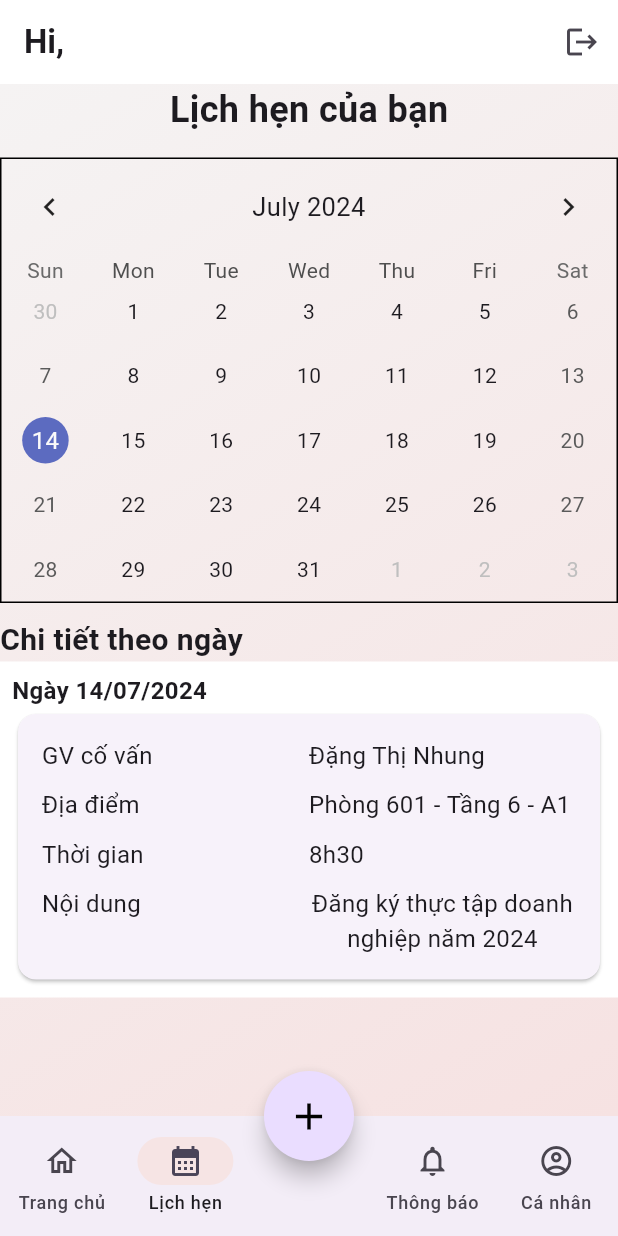
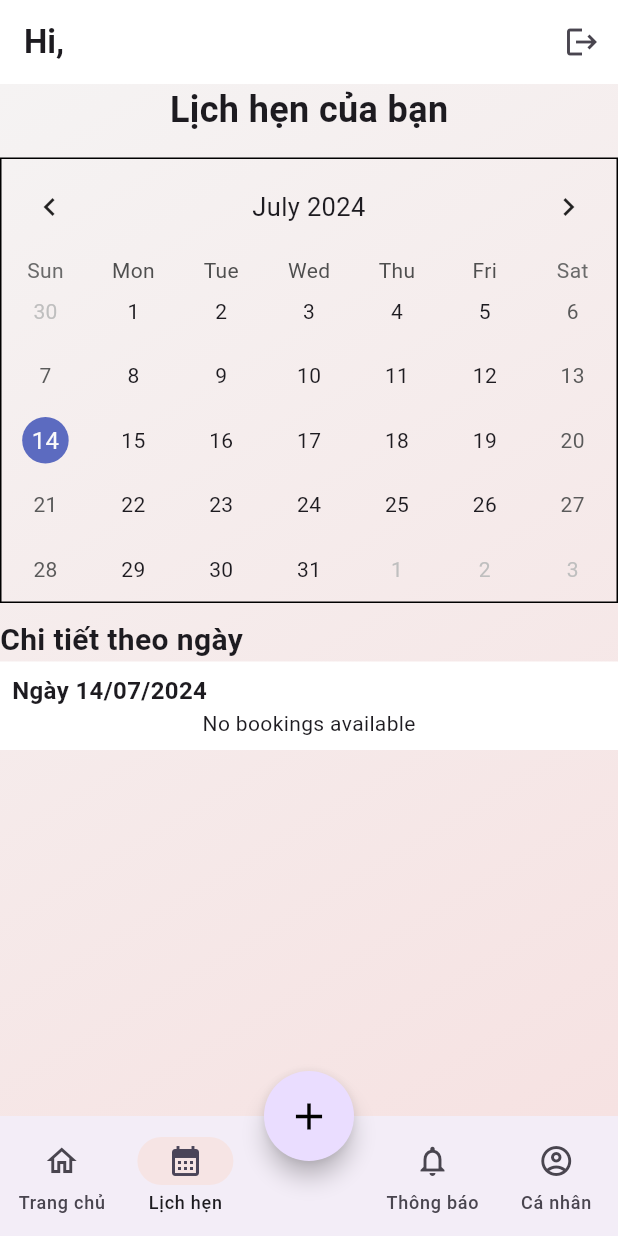
Before and after one commit to toila4120/Booking_app, a Flutter app: the MainScreen screen opened directly, item 2 of the bottom bar chosen, on a phone screen of 412 x 824 dp. Run offline on Flutter 3.47's test engine with Material 3 defaults, Android fonts, the phone set to English and light mode, and no system bars; drawn by our look-alikes of table_calendar; our stand-ins replace google_nav_bar, sqflite; accounts and stored records are empty.

Commit message:
version1

```diff
--- a/lib/screen/LichHenScreen.dart
+++ b/lib/screen/LichHenScreen.dart
@@ -1,3 +1,5 @@
+import 'package:booking_app/models/Booking.dart';
+import 'package:booking_app/services/databasehelper.dart';
 import 'package:booking_app/widget/LichHen.dart';
 import 'package:flutter/material.dart';
 import 'package:table_calendar/table_calendar.dart';
@@ -12,9 +14,22 @@ class LichHen extends StatefulWidget {
 
 class _LichHenState extends State<LichHen> {
   DateTime today = DateTime.now();
+  String fmDateTime = "";
+  Future<List<Booking>>? bookings;
+
+  @override
+  void initState() {
+    fmDateTime = DateFormat("yyyy-MM-dd").format(today);
+    bookings = DatabaseHelper.instance.getTimeBookings(fmDateTime);
+    super.initState();
+  }
+
   void _onDaySelected(DateTime day, DateTime focus) {
     setState(() {
       today = day;
+      fmDateTime = DateFormat("yyyy-MM-dd").format(today);
+      bookings = DatabaseHelper.instance.getTimeBookings(fmDateTime);
+      // print("hello ${bookings.toString()}");
     });
   }
 
@@ -88,7 +103,31 @@ class _LichHenState extends State<LichHen> {
                         style: const TextStyle(
                             fontWeight: FontWeight.bold, fontSize: 16),
                       ),
-                      const DetailLichHen(),
+                      FutureBuilder<List<Booking>>(
+                          future: bookings,
+                          builder: (context, snapshot) {
+                            if (snapshot.connectionState ==
+                                ConnectionState.waiting) {
+                              return Center(child: CircularProgressIndicator());
+                            } else if (snapshot.hasError) {
+                              return Center(
+                                  child: Text('Error: ${snapshot.error}'));
+                            } else if (!snapshot.hasData ||
+                                snapshot.data!.isEmpty) {
+                              return Center(
+                                  child: Text('No bookings available'));
+                            } else {
+                              return ListView.builder(
+                                shrinkWrap: true,
+                                physics: NeverScrollableScrollPhysics(),
+                                itemCount: snapshot.data!.length,
+                                itemBuilder: (context, index) {
+                                  final booking = snapshot.data![index];
+                                  return DetailLichHen(booking: booking);
+                                },
+                              );
+                            }
+                          })
                     ],
                   ),
                 ),
--- a/lib/screen/MainScreen.dart
+++ b/lib/screen/MainScreen.dart
@@ -1,11 +1,11 @@
-import 'package:booking_app/models/User.dart';
+// import 'package:booking_app/models/User.dart';
 import 'package:booking_app/screen/DatLichScreen.dart';
-import 'package:booking_app/screen/DatLichTest.dart';
+// import 'package:booking_app/screen/DatLichTest.dart';
 import 'package:booking_app/screen/LichHenScreen.dart';
 import 'package:booking_app/screen/LoginScreen.dart';
 import 'package:booking_app/screen/TrangChuScreen.dart';
 import 'package:booking_app/screen/detailPersional.dart';
-import 'package:booking_app/services/UserData.dart';
+// import 'package:booking_app/services/UserData.dart';
 import 'package:booking_app/services/UserProvider.dart';
 import 'package:flutter/material.dart';
 import 'package:provider/provider.dart';
@@ -49,7 +49,7 @@ class _MainScreenState extends State<MainScreen> {
       activePage = const DatLich();
     }
     if (_selectedPageIndex == 4) {
-      activePage = Detailpersional();
+      activePage = const Detailpersional();
     }
     if (_selectedPageIndex == 5) {
       activePage = Login();
@@ -76,13 +76,13 @@ class _MainScreenState extends State<MainScreen> {
                   MaterialPageRoute(builder: (context) => Login()),
                 );
               },
-              icon: Icon(Icons.logout))
+              icon: const Icon(Icons.logout))
         ],
         backgroundColor: Colors.white,
         automaticallyImplyLeading: false,
         title: Text(
           'Hi, ${user?.fullName ?? ''}',
-          style: TextStyle(fontWeight: FontWeight.w600),
+          style: const TextStyle(fontWeight: FontWeight.w600),
         ),
       ),
       body: activePage,
--- a/lib/services/databasehelper.dart
+++ b/lib/services/databasehelper.dart
@@ -64,7 +64,7 @@ class DatabaseHelper {
 
   Future<List<User>> getUsers() async {
     Database db = await instance.database;
-    var res = await db.query("${Constant.TABLE_USER}");
+    var res = await db.query(Constant.TABLE_USER);
     List<User> list =
         res.isNotEmpty ? res.map((c) => User.fromMap(c)).toList() : [];
     return list;
--- a/lib/widget/lichHen.dart
+++ b/lib/widget/lichHen.dart
@@ -1,8 +1,10 @@
+import 'package:booking_app/models/Booking.dart';
 import 'package:flutter/material.dart';
 import 'package:booking_app/widget/text.dart'; // Đảm bảo rằng bạn có widget CustomText trong đường dẫn này
 
 class DetailLichHen extends StatelessWidget {
-  const DetailLichHen({super.key});
+  const DetailLichHen({super.key, required this.booking});
+  final Booking booking;
 
   @override
   Widget build(BuildContext context) {
@@ -42,10 +44,10 @@ class DetailLichHen extends StatelessWidget {
                         size: 16,
                       ),
                       const SizedBox(height: 10),
-                      CustomText(text: '8h30', size: 16),
+                      CustomText(text: booking.time, size: 16),
                       const SizedBox(height: 10),
                       CustomText(
-                        text: 'Đăng ký thực tập doanh nghiệp năm 2024',
+                        text: booking.content,
                         size: 16,
                       ),
                     ],
```
Also changed, not shown: lib/main.dart (+4 -5 lines).
